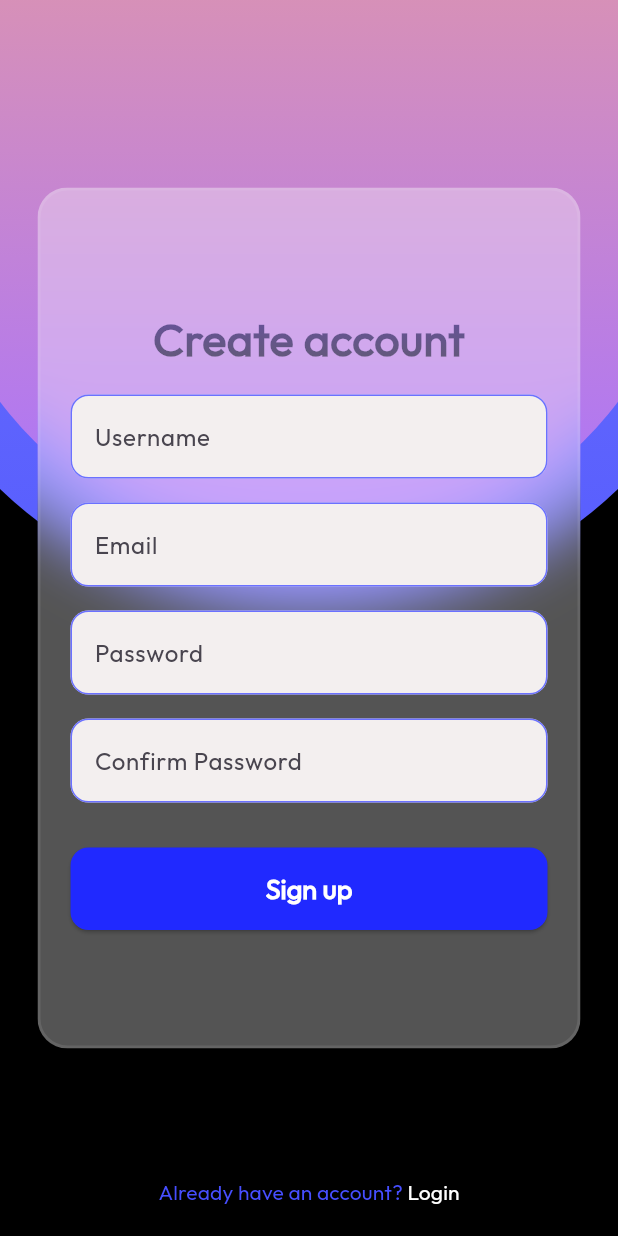
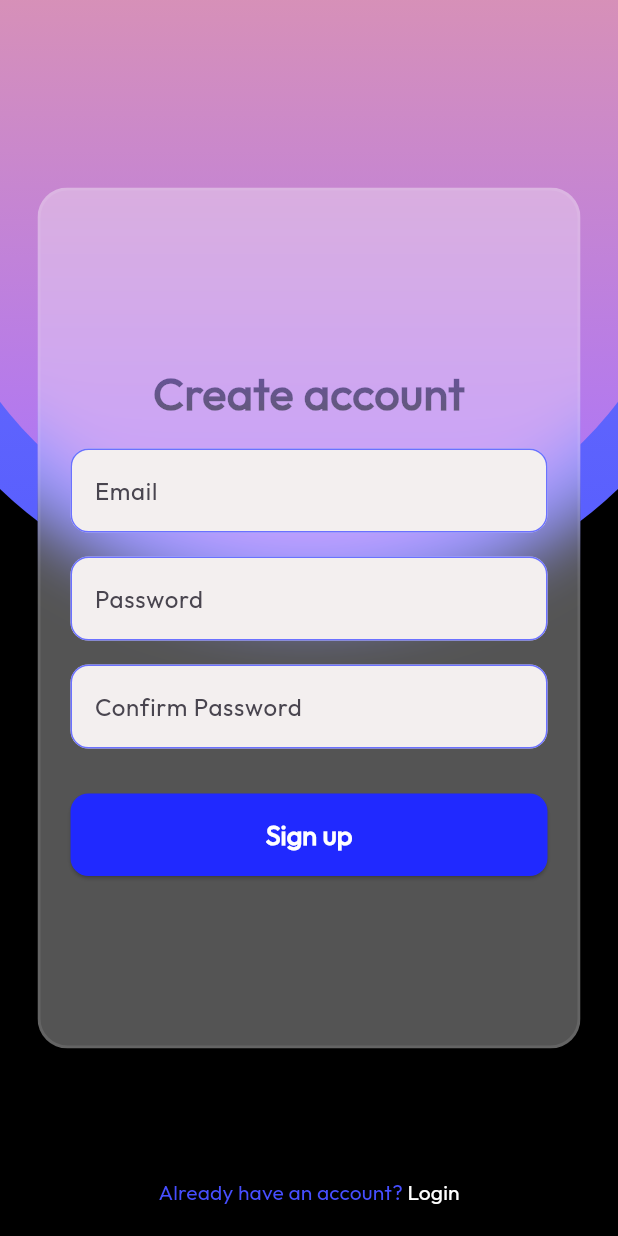
Before and after one commit to userkace/neurorite, a Flutter app: the Signup screen opened directly, on a phone screen of 412 x 824 dp. Run offline on Flutter 3.47's test engine with Material 3 defaults, Android fonts, the phone set to English and light mode, and no system bars; our stand-ins replace cloud_firestore, firebase_core, fluttertoast, hugeicons, shared_preferences; accounts and stored records are empty.

Commit message:
Update signup.dart

```diff
--- a/lib/auth/signup.dart
+++ b/lib/auth/signup.dart
@@ -11,12 +11,10 @@ class Signup extends StatefulWidget {
 }
 
 class _SignupState extends State<Signup>{
-  final TextEditingController _usernameController = TextEditingController();
   final TextEditingController _emailController = TextEditingController();
   final TextEditingController _passwordController = TextEditingController();
   final TextEditingController _confirmController = TextEditingController();
 
-  final FocusNode _uFocusNode = FocusNode();
   final FocusNode _eFocusNode = FocusNode();
   final FocusNode _pFocusNode = FocusNode();
   final FocusNode _cFocusNode = FocusNode();// FocusNode for text fields
@@ -27,7 +25,6 @@ class _SignupState extends State<Signup>{
     super.initState();
     _eFocusNode.addListener(_onFocusChange);
     _pFocusNode.addListener(_onFocusChange);
-    _uFocusNode.addListener(_onFocusChange);
     _cFocusNode.addListener(_onFocusChange);// Attach listener
   }
 
@@ -35,14 +32,13 @@ class _SignupState extends State<Signup>{
   void dispose() {
     _eFocusNode.dispose();
     _pFocusNode.dispose();
-    _uFocusNode.dispose();
     _cFocusNode.dispose();// Dispose FocusNode
     super.dispose();
   }
 
   void _onFocusChange() {
     setState(() {
-      if ((_eFocusNode.hasFocus || _pFocusNode.hasFocus) || (_cFocusNode.hasFocus || _uFocusNode.hasFocus)){
+      if ((_eFocusNode.hasFocus || _pFocusNode.hasFocus) || _cFocusNode.hasFocus){
         _isTextFieldFocused = true;
       } else {
         _isTextFieldFocused = false;
@@ -90,16 +86,6 @@ class _SignupState extends State<Signup>{
                       Theme(
                         data: AppTheme.textFieldTheme,
                         child: Column(children: <Widget>[
-                          TextField(
-                            focusNode: _uFocusNode,
-                            decoration: const InputDecoration(
-                              labelText: "Username",
-                              labelStyle: TextStyle(
-                                fontFamily: 'Outfit',
-                              ),
-                            ),
-                          ),
-                          const SizedBox(height: 16.0),
                           TextField(
                             focusNode: _eFocusNode,
                             decoration: const InputDecoration(
```
